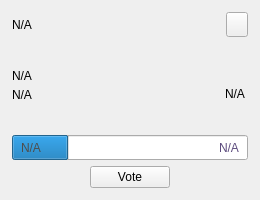
The window that src/qt/pivx/forms/proposalcard.ui (pcoinproject/pcoin) describes before a commit, drawn with Qt 5.
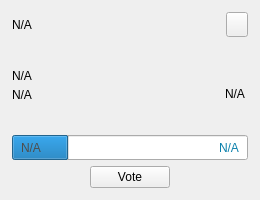
The same window after the commit.

```diff
--- a/src/qt/pivx/forms/proposalcard.ui
+++ b/src/qt/pivx/forms/proposalcard.ui
@@ -309,7 +309,7 @@
             <item>
              <widget class="QLabel" name="labelYes">
               <property name="styleSheet">
-               <string notr="true">color:#5C4B7D;</string>
+               <string notr="true">color:#0a80ab;</string>
               </property>
               <property name="text">
                <string notr="true">N/A</string>
```
